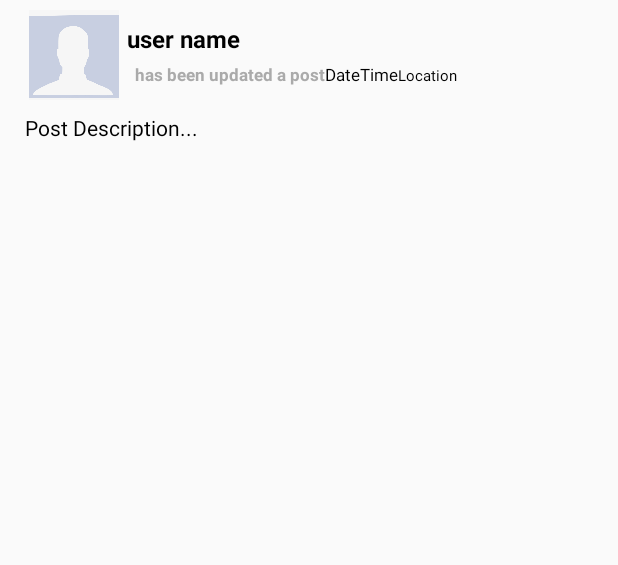
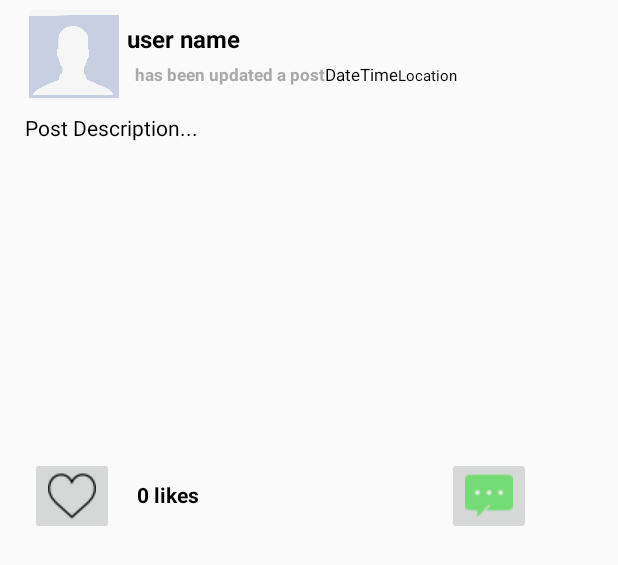
Before and after one commit to tonykyo3232/C.M.O, an Android app: the layout all_posts_layout.xml on its own in the app's theme, with its tools: preview values and no code run, on a phone screen of 412 x 824 dp. Shown: the top 565 px of the screen. Run offline under Robolectric (Android 15) with nearby library versions, the phone set to English and light mode, and no system bars.

Commit message:
like and dislike functionality

```diff
--- a/C.M.O-master 2/app/src/main/res/layout/all_posts_layout.xml
+++ b/C.M.O-master 2/app/src/main/res/layout/all_posts_layout.xml
@@ -2,7 +2,8 @@
 <RelativeLayout xmlns:android="http://schemas.android.com/apk/res/android"
     xmlns:app="http://schemas.android.com/apk/res-auto"
     android:orientation="vertical" android:layout_width="match_parent"
-    android:layout_height="wrap_content">
+    android:layout_height="wrap_content"
+    >
 
     <LinearLayout
         android:layout_width="match_parent"
@@ -122,6 +123,47 @@
             android:contentDescription="@string/todo">
         </ImageView>
 
+        <LinearLayout
+            android:layout_width="match_parent"
+            android:layout_height="wrap_content"
+            android:orientation="horizontal"
+            android:layout_marginLeft="10dp"
+            android:layout_marginRight="10dp"
+            >
+
+            <ImageButton
+                android:id="@+id/like_button"
+
+                android:layout_width="wrap_content"
+                android:layout_height="wrap_content"
+                android:src="@drawable/dislike"
+                >
+            </ImageButton>
+
+            <TextView
+                android:id="@+id/display_no_of_likes"
+                android:layout_width="wrap_content"
+                android:layout_height="wrap_content"
+                android:text="0 likes"
+                android:padding="15dp"
+                android:textColor="@android:color/black"
+                android:textSize="14sp"
+                android:textStyle="bold"
+                />
+
+            <ImageButton
+                android:id="@+id/comment_button"
+                android:layout_width="wrap_content"
+                android:layout_height="wrap_content"
+                android:layout_marginLeft="150dp"
+                android:baselineAlignBottom="false"
+                android:src="@drawable/comment"
+                >
+            </ImageButton>
+
+
+        </LinearLayout>
+
 
     </LinearLayout>
 
--- a/C.M.O-master 2/app/src/main/res/values/colors.xml
+++ b/C.M.O-master 2/app/src/main/res/values/colors.xml
@@ -3,4 +3,5 @@
     <color name="colorPrimary">#008577</color>
     <color name="colorPrimaryDark">#8BC34A</color>
     <color name="colorAccent">#D81B60</color>
+    <color name="mainBackground">#D7D7D7</color>
 </resources>
```
Also changed, not shown: C.M.O-master 2/app/src/main/java/com/example/cmo/MainActivity.java (+92 -2 lines), C.M.O-master 2/app/src/main/res/drawable/home.xml (added, +9 -0 lines), C.M.O-master 2/app/src/main/res/drawable/comment.png (added), C.M.O-master 2/app/src/main/res/drawable/dislike.png (added), C.M.O-master 2/app/src/main/res/drawable/like.png (added).
